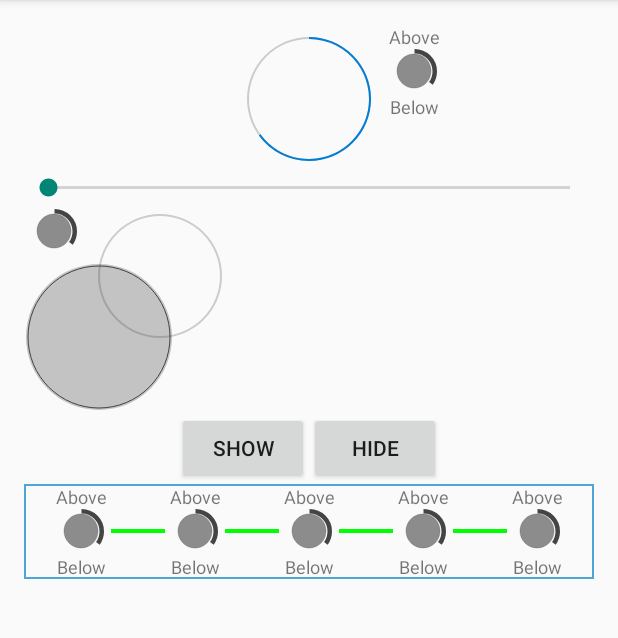
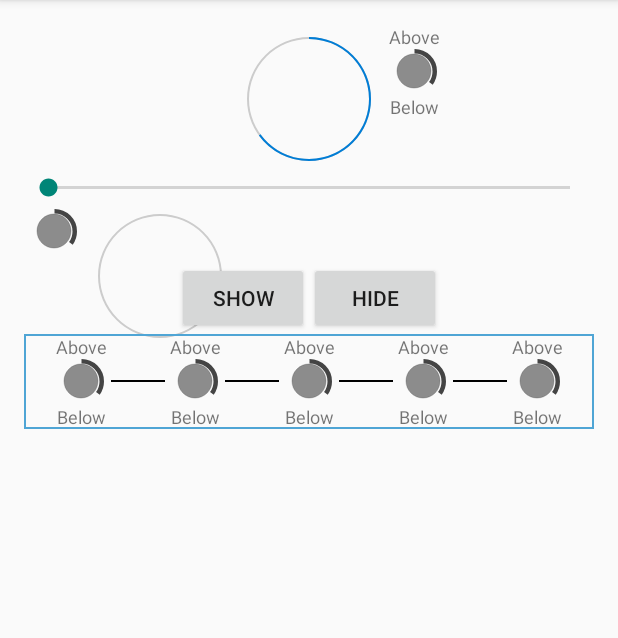
Before and after one commit to nick0lay/State-indicator-widget, an Android app: the screen it shows after launch (MainActivity), on a phone screen of 412 x 824 dp, the part 84-722 px from its top. Run offline under Robolectric (Android 15) with nearby library versions, the phone set to English and light mode, and no system bars.

Commit message:
Remove CircularImageView

```diff
--- a/app/src/main/java/nnc/statebarwidget/circularprogressbar/Bar.java
+++ b/app/src/main/java/nnc/statebarwidget/circularprogressbar/Bar.java
@@ -79,7 +79,7 @@ public class Bar {
 
     public void draw(Canvas canvas) {
         for(int i = 0; i < numSegments; i++) {
-            canvas.drawLine(getLeftX(i), y, getRightX(i), y, activeBarPaint);
+            canvas.drawLine(getLeftX(i), y, getRightX(i), y, barPaint);
             Log.d("Bar", "Draw bar xLeft - " + getLeftX(i) + " xRight - " + getRightX(i) + " y - " + y);
         }
     }
--- a/app/src/main/java/nnc/statebarwidget/circularprogressbar/CircularImageView.java
+++ /dev/null
@@ -1,94 +0,0 @@
-package nnc.statebarwidget.circularprogressbar;
-
-import android.animation.Animator;
-import android.animation.AnimatorListenerAdapter;
-import android.animation.ObjectAnimator;
-import android.content.Context;
-import android.content.res.TypedArray;
-import android.graphics.Canvas;
-import android.graphics.Color;
-import android.graphics.Paint;
-import android.util.AttributeSet;
-import android.view.View;
-import android.widget.ImageView;
-
-public class CircularImageView extends ImageView {
-    private int centerY;
-    private int centerX;
-    private float strokeWidth = 2.0f;
-
-    private int circleRadius;
-    private int ringRadius;
-    private Paint circlePaint;
-    private Paint ringPaint;
-    private int color = Color.DKGRAY;
-
-    public CircularImageView(Context context, AttributeSet attrs) {
-        super(context, attrs);
-        init(context, attrs);
-    }
-
-    private void init(Context context, AttributeSet attrs) {
-        setFocusable(false);
-        setClickable(true);
-        setScaleType(ScaleType.CENTER_INSIDE);
-
-        circlePaint = new Paint(Paint.ANTI_ALIAS_FLAG);
-        circlePaint.setStyle(Paint.Style.FILL);
-        circlePaint.setColor(adjustAlpha(color, 0.3f));
-//        circlePaint.setShadowLayer(shadowRadius, radiusX, radiusY, Color.argb(shadowTransparency, 0, 0, 0));
-//
-        ringPaint = new Paint(Paint.ANTI_ALIAS_FLAG);
-        ringPaint.setStyle(Paint.Style.STROKE);
-        ringPaint.setColor(color);
-//        setWillNotDraw(false);
-//        setLayerType(View.LAYER_TYPE_SOFTWARE, null);
-//        int color = Color.BLACK;
-//        if (attrs != null) {
-//            final TypedArray a = context.obtainStyledAttributes(attrs, R.styleable.CircleImageView);
-//            color = a.getColor(R.styleable.CircleImageView_android_color, Color.BLACK);
-//            ringWidthRatio = a.getFloat(R.styleable.CircleImageView_fbb_progressWidthRatio, ringWidthRatio);
-//            a.recycle();
-//        }
-//        setColor(color);
-//        final int pressedAnimationTime = animationDuration;
-//        ringAnimator = ObjectAnimator.ofFloat(this, "currentRingWidth", 0f, 0f);
-//        ringAnimator.setDuration(pressedAnimationTime);
-//        ringAnimator.addListener(new AnimatorListenerAdapter() {
-//            @Override
-//            public void onAnimationEnd(Animator animation) {
-//                if (fabViewListener != null) {
-//                    fabViewListener.onProgressVisibilityChanged(progressVisible);
-//                }
-//            }
-//        });
-    }
-
-    @Override
-    protected void onDraw(Canvas canvas) {
-        canvas.drawCircle(centerX, centerY, ringRadius, ringPaint); // the outer ring
-        canvas.drawCircle(centerX, centerY, circleRadius, circlePaint); //the actual circle
-        super.onDraw(canvas);
-    }
-
-    @Override
-    protected void onMeasure(int widthMeasureSpec, int heightMeasureSpec) {
-        final int height = getDefaultSize(getSuggestedMinimumHeight(), heightMeasureSpec);
-        final int width = getDefaultSize(getSuggestedMinimumWidth(), widthMeasureSpec);
-        final int min = Math.min(width, height);
-        setMeasuredDimension(min, min);
-        centerX = width / 2;
-        centerY = height / 2;
-        circleRadius = (int) (min/2 - strokeWidth);
-//        ringRadius = (int) (circleRadius - strokeWidth/2);
-        ringRadius = (int) (circleRadius - strokeWidth);
-    }
-
-    private int adjustAlpha(int color, float factor) {
-        int alpha = Math.round(Color.alpha(color) * factor);
-        int red = Color.red(color);
-        int green = Color.green(color);
-        int blue = Color.blue(color);
-        return Color.argb(alpha, red, green, blue);
-    }
-}
--- a/app/src/main/res/layout/fragment_main.xml
+++ b/app/src/main/res/layout/fragment_main.xml
@@ -51,17 +51,12 @@
         android:background="@drawable/circle_shape"
         android:layout_toRightOf="@+id/progressCircular"
         android:layout_below="@+id/seekBar"/>
-    <nnc.statebarwidget.circularprogressbar.CircularImageView
-        android:id="@+id/circularImageView"
-        android:layout_width="100dp"
-        android:layout_height="100dp"
-        android:layout_below="@+id/progressCircular"/>
     <LinearLayout
         android:id="@+id/buttonContainer"
         android:layout_width="match_parent"
         android:layout_height="wrap_content"
         android:orientation="horizontal"
-        android:layout_below="@+id/circularImageView"
+        android:layout_below="@+id/progressCircular"
         android:gravity="center_horizontal">
         <Button
             android:layout_width="wrap_content"
```
